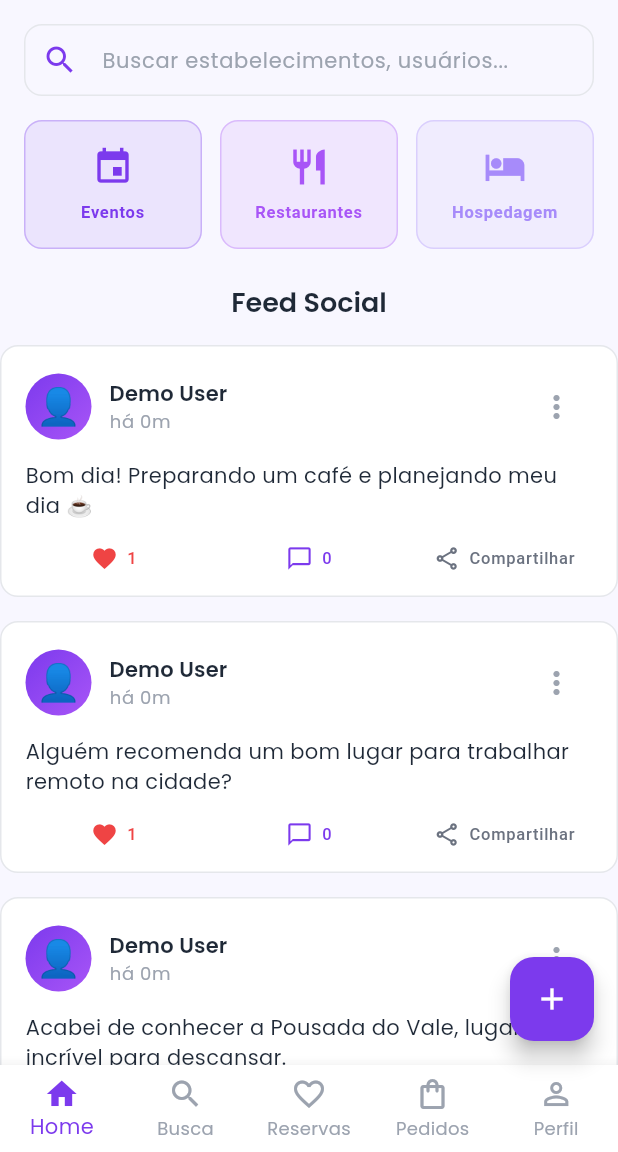
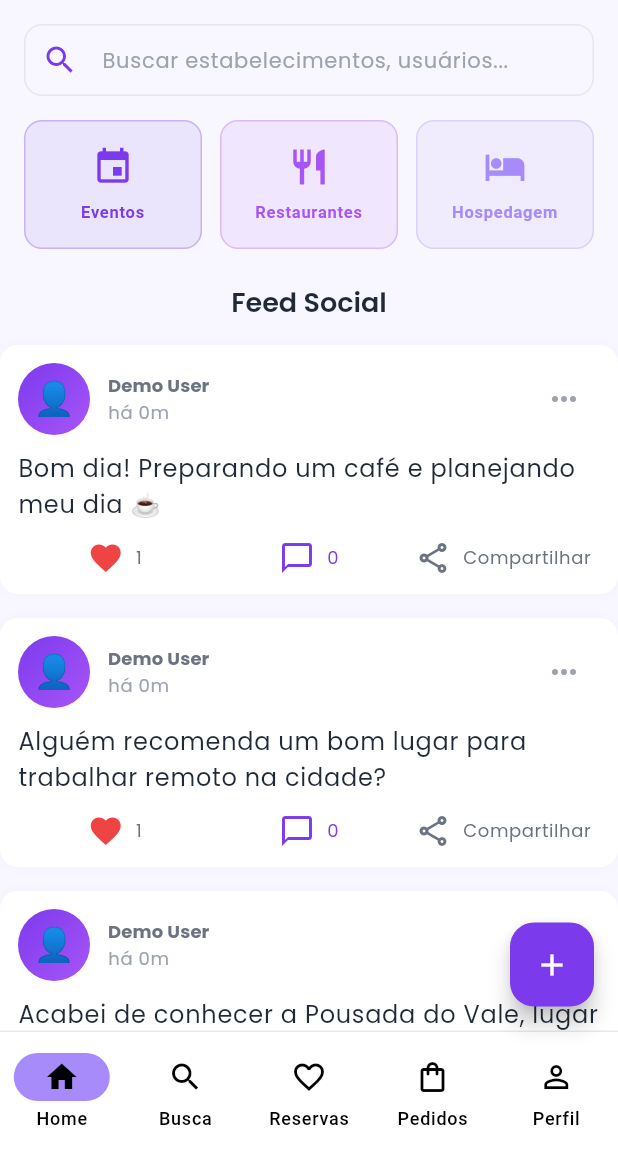
Before and after one commit to Brunok3000/REDE-APP, a Flutter app: the screen it shows after launch, on a phone screen of 412 x 824 dp, the part 84-1236 px from its top. Run offline on Flutter 3.47's test engine with Material 3 defaults, Android fonts, the phone set to English and light mode, and no system bars; our stand-ins replace cached_network_image, flutter_riverpod, flutter_screenutil, flutter_svg, geocoding, geolocator and 6 more; accounts and stored records are empty.

Commit message:
chore(ui): apply Gemini UI Part1 - search & feed modernized

```diff
--- a/lib/presentation/screens/home/home_screen.dart
+++ b/lib/presentation/screens/home/home_screen.dart
@@ -191,44 +191,24 @@ class _HomeScreenState extends ConsumerState<HomeScreen> {
         },
         child: const Icon(Icons.add, color: Colors.white),
       ),
-      bottomNavigationBar: BottomNavigationBar(
-        currentIndex: _selectedIndex,
-        onTap: (index) {
-          setState(() {
-            _selectedIndex = index;
-          });
-        },
-        type: BottomNavigationBarType.fixed,
-        backgroundColor: AppColors.surface,
-        selectedItemColor: AppColors.primary,
-        unselectedItemColor: AppColors.textTertiary,
-        items: const [
-          BottomNavigationBarItem(
-            icon: Icon(Icons.home_outlined),
-            activeIcon: Icon(Icons.home),
-            label: 'Home',
+      bottomNavigationBar: Container(
+        decoration: BoxDecoration(
+          color: AppColors.surface,
+          border: Border(top: BorderSide(color: AppColors.border)),
+        ),
+        child: SafeArea(
+          child: NavigationBar(
+            selectedIndex: _selectedIndex,
+            onDestinationSelected: (index) => setState(() => _selectedIndex = index),
+            destinations: const [
+              NavigationDestination(icon: Icon(Icons.home_outlined), selectedIcon: Icon(Icons.home), label: 'Home'),
+              NavigationDestination(icon: Icon(Icons.search_outlined), selectedIcon: Icon(Icons.search), label: 'Busca'),
+              NavigationDestination(icon: Icon(Icons.favorite_outline), selectedIcon: Icon(Icons.favorite), label: 'Reservas'),
+              NavigationDestination(icon: Icon(Icons.shopping_bag_outlined), selectedIcon: Icon(Icons.shopping_bag), label: 'Pedidos'),
+              NavigationDestination(icon: Icon(Icons.person_outline), selectedIcon: Icon(Icons.person), label: 'Perfil'),
+            ],
           ),
-          BottomNavigationBarItem(
-            icon: Icon(Icons.search_outlined),
-            activeIcon: Icon(Icons.search),
-            label: 'Busca',
-          ),
-          BottomNavigationBarItem(
-            icon: Icon(Icons.favorite_outline),
-            activeIcon: Icon(Icons.favorite),
-            label: 'Reservas',
-          ),
-          BottomNavigationBarItem(
-            icon: Icon(Icons.shopping_bag_outlined),
-            activeIcon: Icon(Icons.shopping_bag),
-            label: 'Pedidos',
-          ),
-          BottomNavigationBarItem(
-            icon: Icon(Icons.person_outline),
-            activeIcon: Icon(Icons.person),
-            label: 'Perfil',
-          ),
-        ],
+        ),
       ),
     );
   }
@@ -269,86 +249,64 @@ class _HomeScreenState extends ConsumerState<HomeScreen> {
   }
 
   Widget _buildPostCardFromModel(BuildContext context, Post post) {
+    // Card estilo rede social: branco sobre fundo cinza, ações com espaçamento e ícones maiores
     return Container(
-      padding: const EdgeInsets.all(16),
+      padding: const EdgeInsets.all(12),
       decoration: BoxDecoration(
         color: AppColors.surface,
         borderRadius: BorderRadius.circular(12),
-        border: Border.all(color: AppColors.border),
+  boxShadow: [BoxShadow(color: Colors.black.withAlpha((0.02 * 255).round()), blurRadius: 6)],
       ),
       child: Column(
         crossAxisAlignment: CrossAxisAlignment.start,
         children: [
-          // User Info
+          // Header
           Row(
             children: [
               Container(
-                width: 44,
-                height: 44,
+                width: 48,
+                height: 48,
                 decoration: BoxDecoration(
                   gradient: AppColors.purpleGradient,
-                  borderRadius: BorderRadius.circular(22),
+                  borderRadius: BorderRadius.circular(24),
                 ),
-                child: Center(
-                  child: Text(
-                    post.authorAvatar ?? '👤',
-                    style: const TextStyle(fontSize: 24),
-                  ),
-                ),
+                child: Center(child: Text(post.authorAvatar ?? '👤', style: const TextStyle(fontSize: 22))),
               ),
               const SizedBox(width: 12),
               Expanded(
                 child: Column(
                   crossAxisAlignment: CrossAxisAlignment.start,
                   children: [
-                    Text(
-                      post.authorName,
-                      style: Theme.of(context).textTheme.titleMedium?.copyWith(
-                        color: AppColors.textPrimary,
-                        fontWeight: FontWeight.w600,
-                      ),
-                    ),
-                    Text(
-                      _niceTimestamp(post.createdAt),
-                      style: Theme.of(context).textTheme.bodySmall?.copyWith(
-                        color: AppColors.textTertiary,
-                      ),
-                    ),
+                    Text(post.authorName, style: Theme.of(context).textTheme.titleSmall?.copyWith(fontWeight: FontWeight.w700)),
+                    const SizedBox(height: 2),
+                    Text(_niceTimestamp(post.createdAt), style: Theme.of(context).textTheme.bodySmall?.copyWith(color: AppColors.textTertiary)),
                   ],
                 ),
               ),
-              IconButton(
-                icon: const Icon(Icons.more_vert),
-                color: AppColors.textTertiary,
-                onPressed: () {},
-              ),
+              IconButton(onPressed: () {}, icon: const Icon(Icons.more_horiz), color: AppColors.textTertiary),
             ],
           ),
+          const SizedBox(height: 10),
+          // Conteúdo do post
+          Text(post.content, style: Theme.of(context).textTheme.bodyLarge?.copyWith(color: AppColors.textPrimary)),
+          if (postHasImagePlaceholder(post)) ...[
+            const SizedBox(height: 10),
+            Container(
+              height: 180,
+              decoration: BoxDecoration(
+                color: Colors.grey.shade200,
+                borderRadius: BorderRadius.circular(12),
+              ),
+              child: Center(child: Text('Imagem do post', style: Theme.of(context).textTheme.bodyMedium)),
+            ),
+          ],
           const SizedBox(height: 12),
-          // Content
-          Text(
-            post.content,
-            style: Theme.of(
-              context,
-            ).textTheme.bodyMedium?.copyWith(color: AppColors.textPrimary),
-          ),
-          const SizedBox(height: 16),
-          // Actions
+          // Actions row
           Row(
+            mainAxisAlignment: MainAxisAlignment.spaceBetween,
             children: [
               Expanded(
-                child: _buildActionButton(
-                  icon:
-                      (_currentUser != null &&
-                              post.likedBy.contains(_currentUser!.id))
-                          ? Icons.favorite
-                          : Icons.favorite_outline,
-                  label: post.likes.toString(),
-                  color:
-                      (_currentUser != null &&
-                              post.likedBy.contains(_currentUser!.id))
-                          ? AppColors.error
-                          : AppColors.textSecondary,
+                child: GestureDetector(
                   onTap: () async {
                     final user = await userRepositoryMock.getCurrentUser();
                     if (user != null) {
@@ -360,24 +318,29 @@ class _HomeScreenState extends ConsumerState<HomeScreen> {
                       setState(() {});
                     }
                   },
+                  child: Row(
+                    mainAxisAlignment: MainAxisAlignment.center,
+                    children: [
+                      Icon(
+                        (_currentUser != null && post.likedBy.contains(_currentUser!.id)) ? Icons.favorite : Icons.favorite_border,
+                        color: (_currentUser != null && post.likedBy.contains(_currentUser!.id)) ? AppColors.error : AppColors.textSecondary,
+                      ),
+                      const SizedBox(width: 8),
+                      Text(post.likes.toString(), style: Theme.of(context).textTheme.bodySmall?.copyWith(color: AppColors.textSecondary)),
+                    ],
+                  ),
                 ),
               ),
-              const SizedBox(width: 12),
               Expanded(
-                child: _buildActionButton(
-                  icon: Icons.chat_bubble_outline,
-                  label: post.commentsCount.toString(),
-                  color: AppColors.primary,
+                child: GestureDetector(
                   onTap: () {},
+                  child: Row(mainAxisAlignment: MainAxisAlignment.center, children: [Icon(Icons.chat_bubble_outline, color: AppColors.primary), const SizedBox(width: 8), Text(post.commentsCount.toString(), style: Theme.of(context).textTheme.bodySmall?.copyWith(color: AppColors.primary))]),
                 ),
               ),
-              const SizedBox(width: 12),
               Expanded(
-                child: _buildActionButton(
-                  icon: Icons.share_outlined,
-                  label: 'Compartilhar',
-                  color: AppColors.textSecondary,
+                child: GestureDetector(
                   onTap: () {},
+                  child: Row(mainAxisAlignment: MainAxisAlignment.center, children: [Icon(Icons.share_outlined, color: AppColors.textSecondary), const SizedBox(width: 8), Text('Compartilhar', style: Theme.of(context).textTheme.bodySmall?.copyWith(color: AppColors.textSecondary))]),
                 ),
               ),
             ],
@@ -387,34 +350,15 @@ class _HomeScreenState extends ConsumerState<HomeScreen> {
     );
   }
 
+  bool postHasImagePlaceholder(Post p) {
+    // placeholder: futuramente checar p.images != null
+    return false;
+  }
+
   String _niceTimestamp(DateTime dt) {
     final diff = DateTime.now().difference(dt);
     if (diff.inMinutes < 60) return 'há ${diff.inMinutes}m';
     if (diff.inHours < 24) return 'há ${diff.inHours}h';
     return 'há ${diff.inDays}d';
   }
-
-  Widget _buildActionButton({
-    required IconData icon,
-    required String label,
-    required Color color,
-    required VoidCallback onTap,
-  }) {
-    return GestureDetector(
-      onTap: onTap,
-      child: Row(
-        mainAxisAlignment: MainAxisAlignment.center,
-        children: [
-          Icon(icon, size: 18, color: color),
-          const SizedBox(width: 6),
-          Text(
-            label,
-            style: Theme.of(
-              context,
-            ).textTheme.labelSmall?.copyWith(color: color),
-          ),
-        ],
-      ),
-    );
-  }
 }
```
Also changed, not shown: lib/presentation/screens/search/search_screen.dart (+82 -108 lines).
